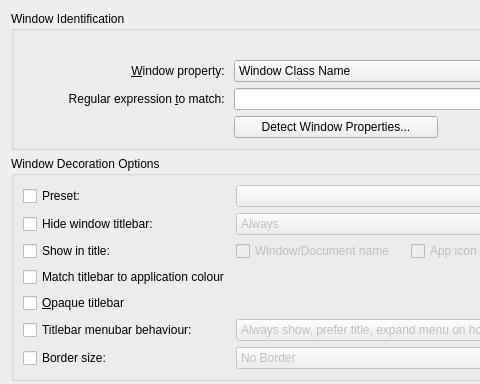
This is kdecoration/config/ui/breezeexceptiondialog.ui in paulmcauley/klassy as Qt 5 draws it before an edit; both pictures show x 0 to 480 and y 0 to 384 of the 672 by 654 pixel window. The edited form follows.
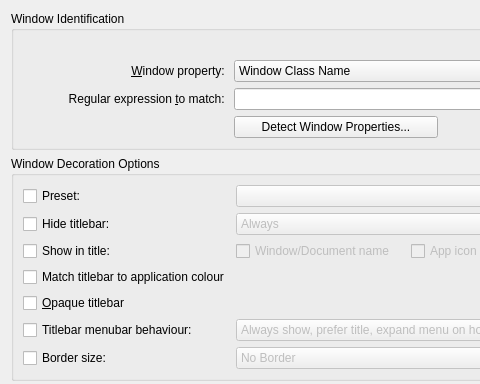
This is the edited form.

Commit message: Add exceptions for Show in title, checkbox for AppMenuBar behaviour

What changed in the file:
```diff
--- a/kdecoration/config/ui/breezeexceptiondialog.ui
+++ b/kdecoration/config/ui/breezeexceptiondialog.ui
@@ -339,7 +339,7 @@
       <item row="1" column="0">
        <widget class="QCheckBox" name="exceptionHideTitleBarCheckBox">
         <property name="text">
-         <string>Hide window titlebar:</string>
+         <string>Hide titlebar:</string>
         </property>
        </widget>
       </item>
```
Left out of the diff: 6 changed lines with no effect on the pictures. The commit also changes 7 other files.
